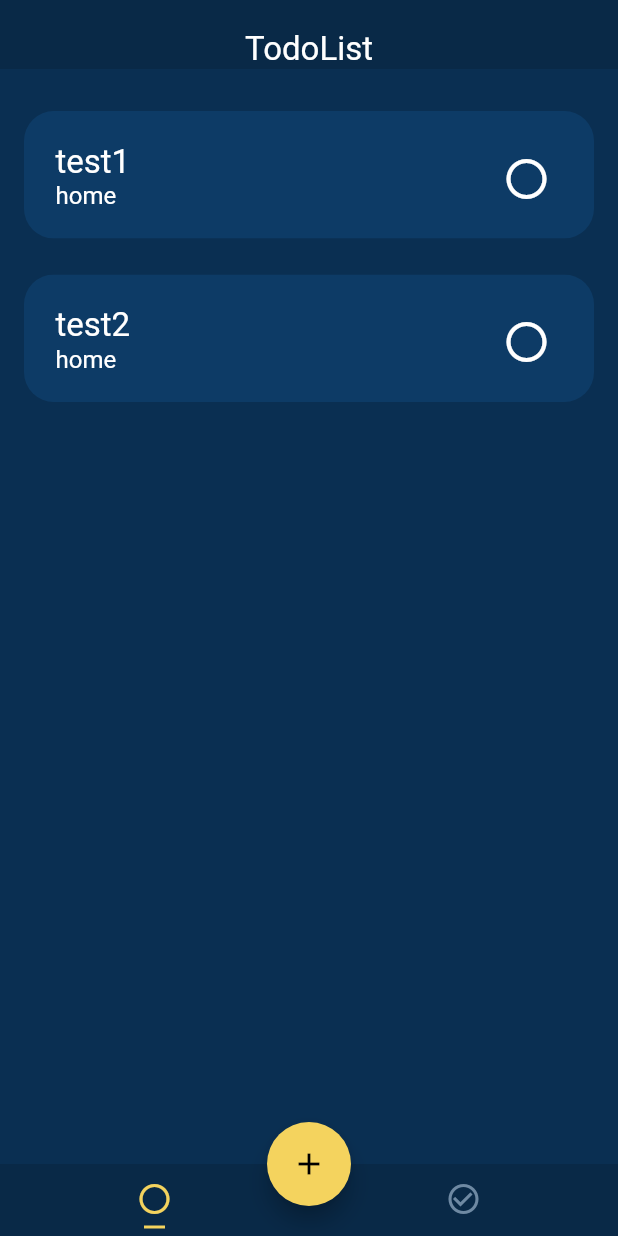
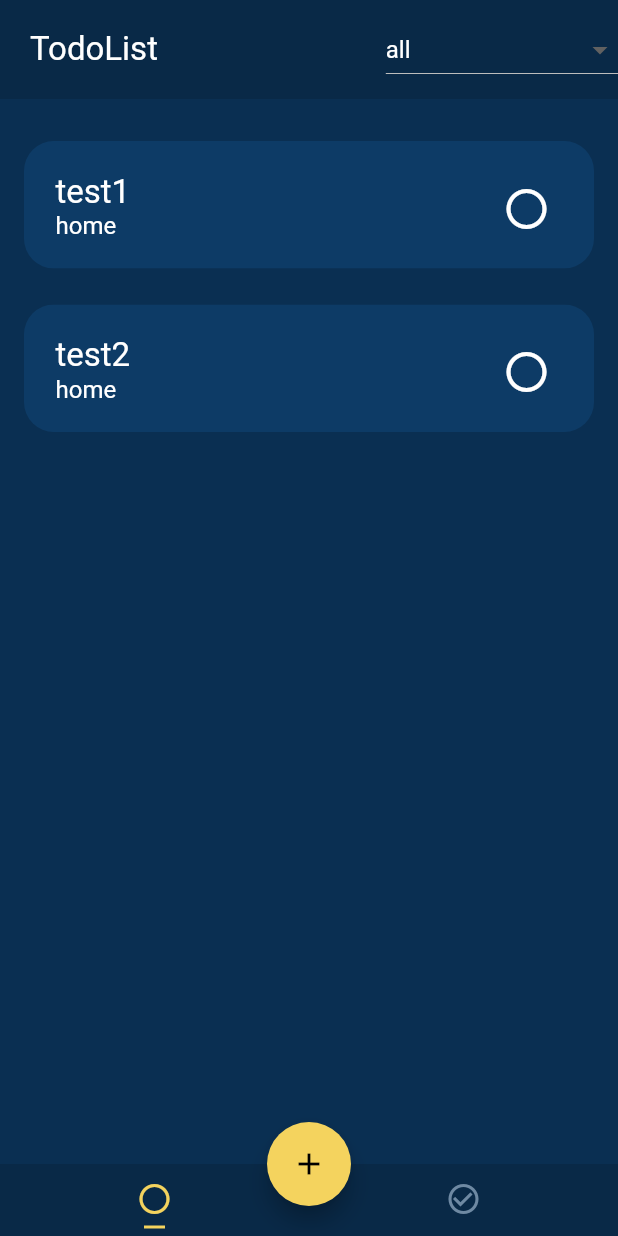
Before and after one commit to RubenSmn/todoapp, a Flutter app: the screen it shows after launch, on a phone screen of 412 x 824 dp. Run offline on Flutter 3.47's test engine with Material 2 defaults, Android fonts, the phone set to English and light mode, and no system bars.

Commit message:
Add basic category select

```diff
--- a/app/todoapp/lib/main.dart
+++ b/app/todoapp/lib/main.dart
@@ -58,6 +58,7 @@ class _HomePageState extends State<HomePage> {
       done: true,
     ),
   ];
+  String? _filterCategory = 'all';
 
   @override
   Widget build(BuildContext context) {
@@ -67,14 +68,52 @@ class _HomePageState extends State<HomePage> {
         body: Column(
           children: [
             SafeArea(
-              child: Padding(
-                padding: EdgeInsets.fromLTRB(0, 20, 0, 0),
-                child: Text(
-                  'TodoList',
-                  style: TextStyle(
-                    fontSize: 22,
+              child: Row(
+                mainAxisAlignment: MainAxisAlignment.spaceBetween,
+                children: [
+                  Padding(
+                    padding: EdgeInsets.fromLTRB(20, 20, 0, 20),
+                    child: Text(
+                      'TodoList',
+                      style: TextStyle(
+                        fontSize: 22,
+                      ),
+                    ),
                   ),
-                ),
+                  Container(
+                    child: DropdownButton<String>(
+                      value: _filterCategory,
+                      dropdownColor: AppTheme.colors.blue,
+                      items: <String>[
+                        'all',
+                        'home',
+                        'test',
+                      ].map<DropdownMenuItem<String>>((String value) {
+                        return DropdownMenuItem<String>(
+                          value: value,
+                          child: Text(
+                            value,
+                            style: TextStyle(
+                              color: Colors.white,
+                            ),
+                          ),
+                        );
+                      }).toList(),
+                      hint: Text(
+                        'choose a category',
+                        style: TextStyle(
+                          color: Colors.white,
+                          fontSize: 16,
+                        ),
+                      ),
+                      onChanged: (value) {
+                        setState(() {
+                          _filterCategory = value;
+                        });
+                      },
+                    ),
+                  )
+                ],
               ),
             ),
             Expanded(
@@ -220,29 +259,6 @@ class _HomePageState extends State<HomePage> {
                 ),
               ],
             ),
-            // child: Column(
-            //   crossAxisAlignment: CrossAxisAlignment.start,
-            //   children: [
-            //     Text(
-            //       todoItem.title,
-            //       style: TextStyle(
-            //         fontSize: 22,
-            //       ),
-            //     ),
-            //     Text(
-            //       todoItem.category,
-            //       style: TextStyle(
-            //         fontSize: 16,
-            //       ),
-            //     ),
-            //     Icon(
-            //       todoItem.done
-            //           ? Icons.check_circle_outline
-            //           : Icons.circle_outlined,
-            //       color: todoItem.done ? AppTheme.colors.yellow : null,
-            //     ),
-            //   ],
-            // ),
           ),
         ),
       ),
@@ -259,6 +275,9 @@ class _HomePageState extends State<HomePage> {
     else
       list = _todoList.where((t) => !t.done).toList();
 
+    if (_filterCategory != 'all')
+      list = list.where((t) => t.category == _filterCategory).toList();
+
     return ListView.builder(
       padding: const EdgeInsets.all(16),
       itemCount: list.length,
```
